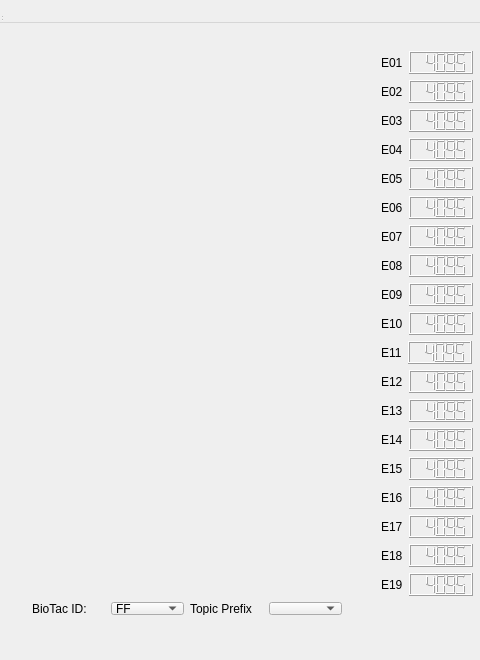
Before: the Qt Designer form advanced/sr_gui_biotac/uis/SrGuiBiotac.ui in shadow-robot/sr-visualization, drawn with Qt 5.
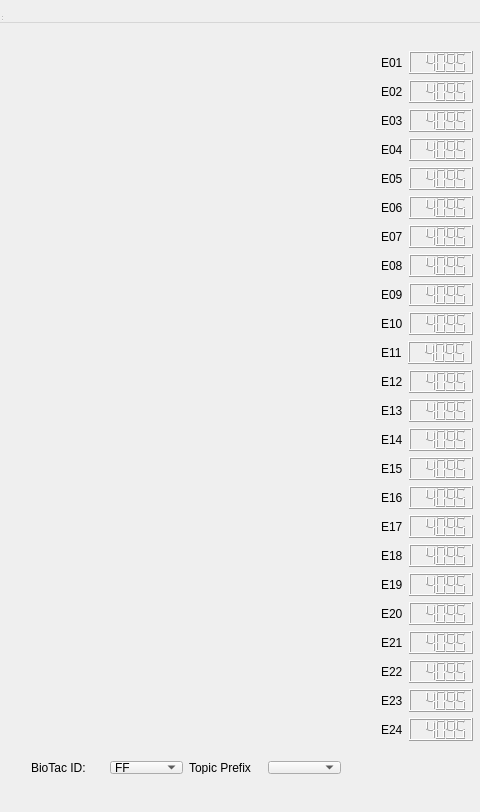
After: the same form once the commit is applied.

Commit message: Add positions for new sensors

What changed in the file:
```diff
--- a/advanced/sr_gui_biotac/uis/SrGuiBiotac.ui
+++ b/advanced/sr_gui_biotac/uis/SrGuiBiotac.ui
@@ -7,7 +7,7 @@
     <x>0</x>
     <y>0</y>
     <width>480</width>
-    <height>660</height>
+    <height>812</height>
    </rect>
   </property>
   <property name="font">
@@ -24,7 +24,7 @@
      <x>10</x>
      <y>40</y>
      <width>476</width>
-     <height>586</height>
+     <height>761</height>
     </rect>
    </property>
    <widget class="QWidget" name="layoutWidget">
@@ -33,7 +33,7 @@
       <x>360</x>
       <y>0</y>
       <width>106</width>
-      <height>585</height>
+      <height>740</height>
      </rect>
     </property>
     <layout class="QFormLayout" name="formLayout">
@@ -422,13 +422,103 @@
        </item>
       </layout>
      </item>
+     <item row="19" column="0">
+      <layout class="QHBoxLayout" name="horizontalLayout_21">
+       <item>
+        <widget class="QLabel" name="label_20">
+         <property name="text">
+          <string>E20</string>
+         </property>
+        </widget>
+       </item>
+       <item>
+        <widget class="QLCDNumber" name="lcdE20">
+         <property name="intValue" stdset="0">
+          <number>4095</number>
+         </property>
+        </widget>
+       </item>
+      </layout>
+     </item>
+     <item row="20" column="0">
+      <layout class="QHBoxLayout" name="horizontalLayout_22">
+       <item>
+        <widget class="QLabel" name="label_21">
+         <property name="text">
+          <string>E21</string>
+         </property>
+        </widget>
+       </item>
+       <item>
+        <widget class="QLCDNumber" name="lcdE21">
+         <property name="intValue" stdset="0">
+          <number>4095</number>
+         </property>
+        </widget>
+       </item>
+      </layout>
+     </item>
+     <item row="21" column="0">
+      <layout class="QHBoxLayout" name="horizontalLayout_23">
+       <item>
+        <widget class="QLabel" name="label_22">
+         <property name="text">
+          <string>E22</string>
+         </property>
+        </widget>
+       </item>
+       <item>
+        <widget class="QLCDNumber" name="lcdE22">
+         <property name="intValue" stdset="0">
+          <number>4095</number>
+         </property>
+        </widget>
+       </item>
+      </layout>
+     </item>
+     <item row="22" column="0">
+      <layout class="QHBoxLayout" name="horizontalLayout_24">
+       <item>
+        <widget class="QLabel" name="label_23">
+         <property name="text">
+          <string>E23</string>
+         </property>
+        </widget>
+       </item>
+       <item>
+        <widget class="QLCDNumber" name="lcdE23">
+         <property name="intValue" stdset="0">
+          <number>4095</number>
+         </property>
+        </widget>
+       </item>
+      </layout>
+     </item>
+     <item row="23" column="0">
+      <layout class="QHBoxLayout" name="horizontalLayout_25">
+       <item>
+        <widget class="QLabel" name="label_24">
+         <property name="text">
+          <string>E24</string>
+         </property>
+        </widget>
+       </item>
+       <item>
+        <widget class="QLCDNumber" name="lcdE24">
+         <property name="intValue" stdset="0">
+          <number>4095</number>
+         </property>
+        </widget>
+       </item>
+      </layout>
+     </item>
     </layout>
    </widget>
    <widget class="QWidget" name="layoutWidget">
     <property name="geometry">
      <rect>
-      <x>11</x>
-      <y>551</y>
+      <x>10</x>
+      <y>710</y>
       <width>332</width>
       <height>35</height>
      </rect>
@@ -437,7 +527,7 @@
      <item row="0" column="0">
       <layout class="QGridLayout" name="gridLayout">
        <item row="0" column="0">
-        <widget class="QLabel" name="label_20">
+        <widget class="QLabel" name="label_25">
          <property name="text">
           <string>BioTac ID:</string>
          </property>
@@ -491,7 +581,7 @@
        <item row="0" column="0">
         <layout class="QHBoxLayout" name="horizontalLayout_20">
          <item>
-          <widget class="QLabel" name="label_21">
+          <widget class="QLabel" name="label_26">
            <property name="text">
             <string>Topic Prefix</string>
            </property>
```
The commit also changes 1 other file.
